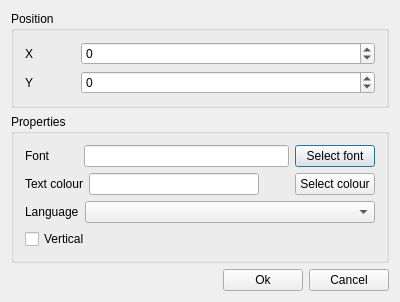
Qt form SimpleCalendarCreator/src/window/object_editor/EditMonthTitle.ui (kelvinchin12070811/SimpleCalendarCreator) before a commit.
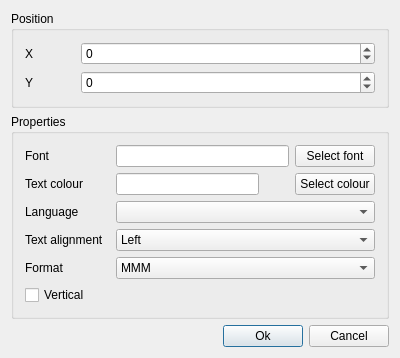
The same form after that commit.

Commit message: Added MonthTitle object

The edit to the form file:
```diff
--- a/SimpleCalendarCreator/src/window/object_editor/EditMonthTitle.ui
+++ b/SimpleCalendarCreator/src/window/object_editor/EditMonthTitle.ui
@@ -7,7 +7,7 @@
     <x>0</x>
     <y>0</y>
     <width>400</width>
-    <height>288</height>
+    <height>349</height>
    </rect>
   </property>
   <property name="windowTitle">
@@ -101,10 +101,16 @@
          <widget class="QLabel" name="label_3">
           <property name="minimumSize">
            <size>
-            <width>53</width>
+            <width>85</width>
             <height>0</height>
            </size>
           </property>
+          <property name="maximumSize">
+           <size>
+            <width>85</width>
+            <height>16777215</height>
+           </size>
+          </property>
           <property name="text">
            <string>Font</string>
           </property>
@@ -126,6 +132,18 @@
        <layout class="QHBoxLayout" name="horizontalLayout_6">
         <item>
          <widget class="QLabel" name="label_4">
+          <property name="minimumSize">
+           <size>
+            <width>85</width>
+            <height>0</height>
+           </size>
+          </property>
+          <property name="maximumSize">
+           <size>
+            <width>85</width>
+            <height>16777215</height>
+           </size>
+          </property>
           <property name="text">
            <string>Text colour</string>
           </property>
@@ -166,9 +184,15 @@
        <layout class="QHBoxLayout" name="horizontalLayout_4">
         <item>
          <widget class="QLabel" name="label_5">
+          <property name="minimumSize">
+           <size>
+            <width>85</width>
+            <height>0</height>
+           </size>
+          </property>
           <property name="maximumSize">
            <size>
-            <width>54</width>
+            <width>85</width>
             <height>16777215</height>
            </size>
           </property>
@@ -182,6 +206,88 @@
         </item>
        </layout>
       </item>
+      <item>
+       <layout class="QHBoxLayout" name="horizontalLayout_7">
+        <item>
+         <widget class="QLabel" name="label_6">
+          <property name="minimumSize">
+           <size>
+            <width>85</width>
+            <height>0</height>
+           </size>
+          </property>
+          <property name="maximumSize">
+           <size>
+            <width>85</width>
+            <height>16777215</height>
+           </size>
+          </property>
+          <property name="text">
+           <string>Text alignment</string>
+          </property>
+         </widget>
+        </item>
+        <item>
+         <widget class="QComboBox" name="textAlign">
+          <item>
+           <property name="text">
+            <string>Left</string>
+           </property>
+          </item>
+          <item>
+           <property name="text">
+            <string>Center</string>
+           </property>
+          </item>
+          <item>
+           <property name="text">
+            <string>Right</string>
+           </property>
+          </item>
+         </widget>
+        </item>
+       </layout>
+      </item>
+      <item>
+       <layout class="QHBoxLayout" name="horizontalLayout_8">
+        <item>
+         <widget class="QLabel" name="label_7">
+          <property name="minimumSize">
+           <size>
+            <width>85</width>
+            <height>0</height>
+           </size>
+          </property>
+          <property name="maximumSize">
+           <size>
+            <width>85</width>
+            <height>16777215</height>
+           </size>
+          </property>
+          <property name="text">
+           <string>Format</string>
+          </property>
+         </widget>
+        </item>
+        <item>
+         <widget class="QComboBox" name="nameFormat">
+          <property name="currentText">
+           <string>MMM</string>
+          </property>
+          <item>
+           <property name="text">
+            <string>MMM</string>
+           </property>
+          </item>
+          <item>
+           <property name="text">
+            <string>MMMM</string>
+           </property>
+          </item>
+         </widget>
+        </item>
+       </layout>
+      </item>
       <item>
        <widget class="QCheckBox" name="isVertical">
         <property name="text">
@@ -189,22 +295,22 @@
         </property>
        </widget>
       </item>
-      <item>
-       <spacer name="verticalSpacer">
-        <property name="orientation">
-         <enum>Qt::Vertical</enum>
-        </property>
-        <property name="sizeHint" stdset="0">
-         <size>
-          <width>20</width>
-          <height>40</height>
-         </size>
-        </property>
-       </spacer>
-      </item>
      </layout>
     </widget>
    </item>
+   <item>
+    <spacer name="verticalSpacer">
+     <property name="orientation">
+      <enum>Qt::Vertical</enum>
+     </property>
+     <property name="sizeHint" stdset="0">
+      <size>
+       <width>20</width>
+       <height>40</height>
+      </size>
+     </property>
+    </spacer>
+   </item>
    <item>
     <layout class="QHBoxLayout" name="horizontalLayout">
      <item>
@@ -225,6 +331,9 @@
        <property name="text">
         <string>Ok</string>
        </property>
+       <property name="default">
+        <bool>true</bool>
+       </property>
       </widget>
      </item>
      <item>
```
The commit also changes 8 other files.
